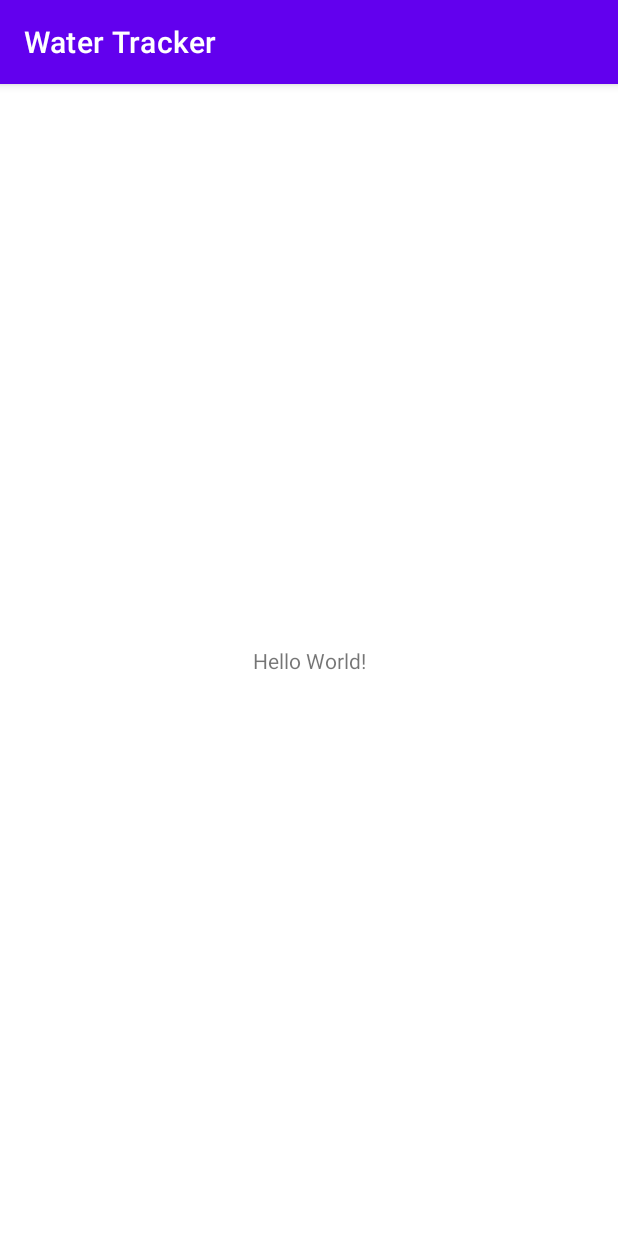
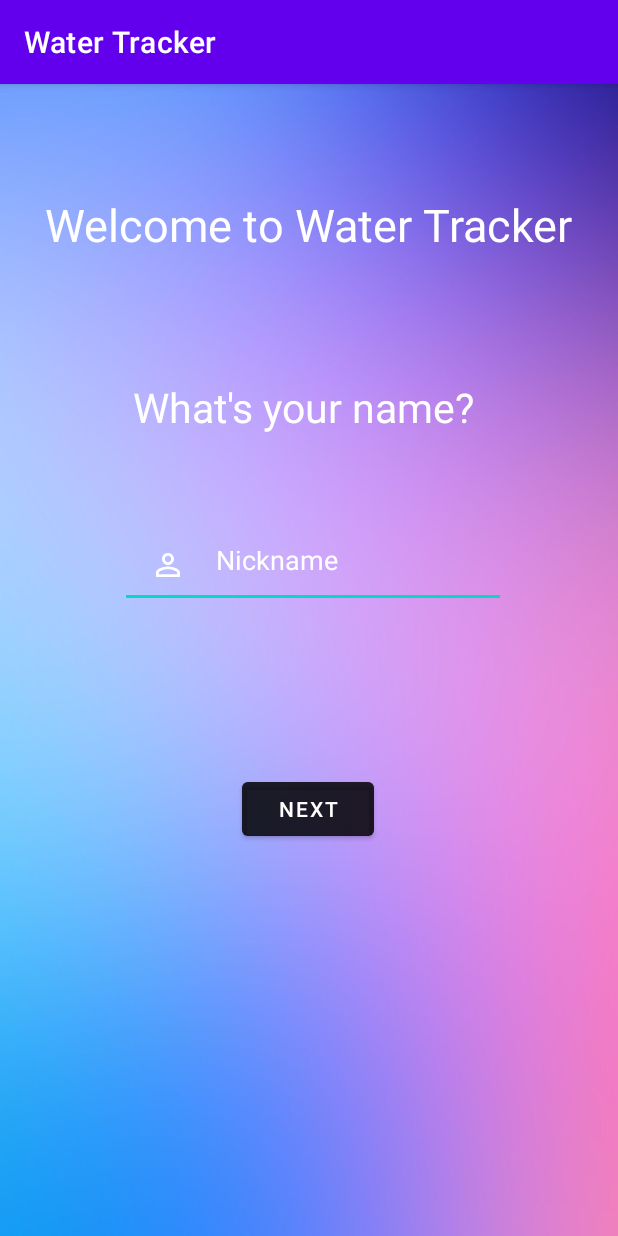
Before and after one commit to Hollow-hub/Water-Tracker, an Android app: the screen it shows after launch (MainActivity), on a phone screen of 412 x 824 dp. Run offline under Robolectric (Android 15) with nearby library versions, the light colour scheme and no system bars; 1 statement that could not run was skipped.

Commit message:
just made the main activity

```diff
--- /dev/null
+++ b/app/src/main/java/com/example/watertracker/Home.java
@@ -0,0 +1,4 @@
+package com.example.watertracker;
+
+public class Home {
+}
--- a/app/src/main/java/com/example/watertracker/MainActivity.java
+++ b/app/src/main/java/com/example/watertracker/MainActivity.java
@@ -2,14 +2,53 @@ package com.example.watertracker;
 
 import androidx.appcompat.app.AppCompatActivity;
 
+import android.content.Intent;
 import android.os.Bundle;
+import android.text.TextUtils;
+import android.view.View;
+import android.widget.Button;
+import android.widget.EditText;
+import android.widget.TextView;
+import android.widget.Toast;
+
+import com.google.android.material.button.MaterialButton;
 
 public class MainActivity extends AppCompatActivity {
+    CoreDatabase db;
+    EditText nameInput;
+    private String name;
 
     @Override
     protected void onCreate(Bundle savedInstanceState) {
         super.onCreate(savedInstanceState);
+
+        TextView username = (TextView) findViewById(R.id.nickname);
+        TextView login = (TextView) findViewById(R.id.signin);
+
+
+        if (!db.Usernames_is_empty()) {
+            startActivity(new Intent(MainActivity.this, Home.class));
+        }
+
         setContentView(R.layout.activity_main);
-        //withdrawal//
+        nameInput = findViewById(R.id.nickname);
+
+        configureNextButton();
+
+    }
+    private void configureNextButton(){
+        Button nextButton = (Button) findViewById(R.id.loginbtn);
+        nextButton.setOnClickListener(v -> {
+            if (TextUtils.isEmpty(nameInput.getText().toString())){
+                Toast.makeText(MainActivity.this, "Make sure to write a nickname", Toast.LENGTH_LONG).show();
+            }else{
+                // get the nickname and add it to the database
+                name = nameInput.getText().toString();
+                // add nickname to database
+                // if this crushes, it's because the name exists in database
+                db.insertUsername(name);
+                startActivity(new Intent(MainActivity.this, MainActivity2.class));
+            }
+        });
     }
 }
--- /dev/null
+++ b/app/src/main/java/com/example/watertracker/MainActivity2.java
@@ -0,0 +1,4 @@
+package com.example.watertracker;
+
+public class MainActivity2 {
+}
--- /dev/null
+++ b/app/src/main/res/drawable/ic_baseline_person_outline_24.xml
@@ -0,0 +1,5 @@
+<vector android:height="24dp" android:tint="#FFFFFF"
+    android:viewportHeight="24" android:viewportWidth="24"
+    android:width="24dp" xmlns:android="http://schemas.android.com/apk/res/android">
+    <path android:fillColor="@android:color/white" android:pathData="M12,5.9c1.16,0 2.1,0.94 2.1,2.1s-0.94,2.1 -2.1,2.1S9.9,9.16 9.9,8s0.94,-2.1 2.1,-2.1m0,9c2.97,0 6.1,1.46 6.1,2.1v1.1L5.9,18.1L5.9,17c0,-0.64 3.13,-2.1 6.1,-2.1M12,4C9.79,4 8,5.79 8,8s1.79,4 4,4 4,-1.79 4,-4 -1.79,-4 -4,-4zM12,13c-2.67,0 -8,1.34 -8,4v3h16v-3c0,-2.66 -5.33,-4 -8,-4z"/>
+</vector>
--- a/app/src/main/res/layout/activity_main.xml
+++ b/app/src/main/res/layout/activity_main.xml
@@ -4,15 +4,67 @@
     xmlns:tools="http://schemas.android.com/tools"
     android:layout_width="match_parent"
     android:layout_height="match_parent"
+    android:background="@drawable/background"
     tools:context=".MainActivity">
 
-    <TextView
+
+    <Button
+        android:id="@+id/loginbtn"
         android:layout_width="wrap_content"
         android:layout_height="wrap_content"
-        android:text="Hello World!"
+        android:backgroundTint="@color/material_on_surface_emphasis_medium"
+        android:text="Next"
         app:layout_constraintBottom_toBottomOf="parent"
-        app:layout_constraintLeft_toLeftOf="parent"
-        app:layout_constraintRight_toRightOf="parent"
-        app:layout_constraintTop_toTopOf="parent" />
+        app:layout_constraintEnd_toEndOf="parent"
+        app:layout_constraintHorizontal_bias="0.498"
+        app:layout_constraintStart_toStartOf="parent"
+        app:layout_constraintTop_toTopOf="parent"
+        app:layout_constraintVertical_bias="0.638" />
 
+    <TextView
+        android:id="@+id/signin"
+        android:layout_width="345dp"
+        android:layout_height="53dp"
+        android:gravity="center"
+        android:text="What's your name?"
+        android:textColor="@color/white"
+        android:textSize="27dp"
+        android:textStyle="normal"
+        app:layout_constraintBottom_toBottomOf="parent"
+        app:layout_constraintEnd_toEndOf="parent"
+        app:layout_constraintHorizontal_bias="0.439"
+        app:layout_constraintStart_toStartOf="parent"
+        app:layout_constraintTop_toTopOf="parent"
+        app:layout_constraintVertical_bias="0.264" />
+
+    <EditText
+        android:id="@+id/nickname"
+        android:layout_width="257dp"
+        android:layout_height="58dp"
+        android:layout_below="@id/signin"
+        android:drawableLeft="@drawable/ic_baseline_person_outline_24"
+        android:drawablePadding="20dp"
+        android:hint="Nickname"
+        android:padding="20dp"
+        android:textColor="@color/white"
+        android:textColorHint="@color/white"
+        app:layout_constraintBottom_toBottomOf="parent"
+        app:layout_constraintEnd_toEndOf="parent"
+        app:layout_constraintHorizontal_bias="0.519"
+        app:layout_constraintStart_toStartOf="parent"
+        app:layout_constraintTop_toTopOf="parent"
+        app:layout_constraintVertical_bias="0.41" />
+
+    <TextView
+        android:id="@+id/Welcome"
+        android:layout_width="wrap_content"
+        android:layout_height="wrap_content"
+        android:text="Welcome to Water Tracker"
+        android:textColor="@color/white"
+        android:textSize="30dp"
+        app:layout_constraintBottom_toBottomOf="parent"
+        app:layout_constraintEnd_toEndOf="parent"
+        app:layout_constraintStart_toStartOf="parent"
+        app:layout_constraintTop_toTopOf="parent"
+        app:layout_constraintVertical_bias="0.101" />
 </androidx.constraintlayout.widget.ConstraintLayout>
```
Also changed, not shown: app/src/main/java/com/example/watertracker/CoreDatabase.java (added, +60 -0 lines), app/src/main/res/drawable/background.jpg (added).
